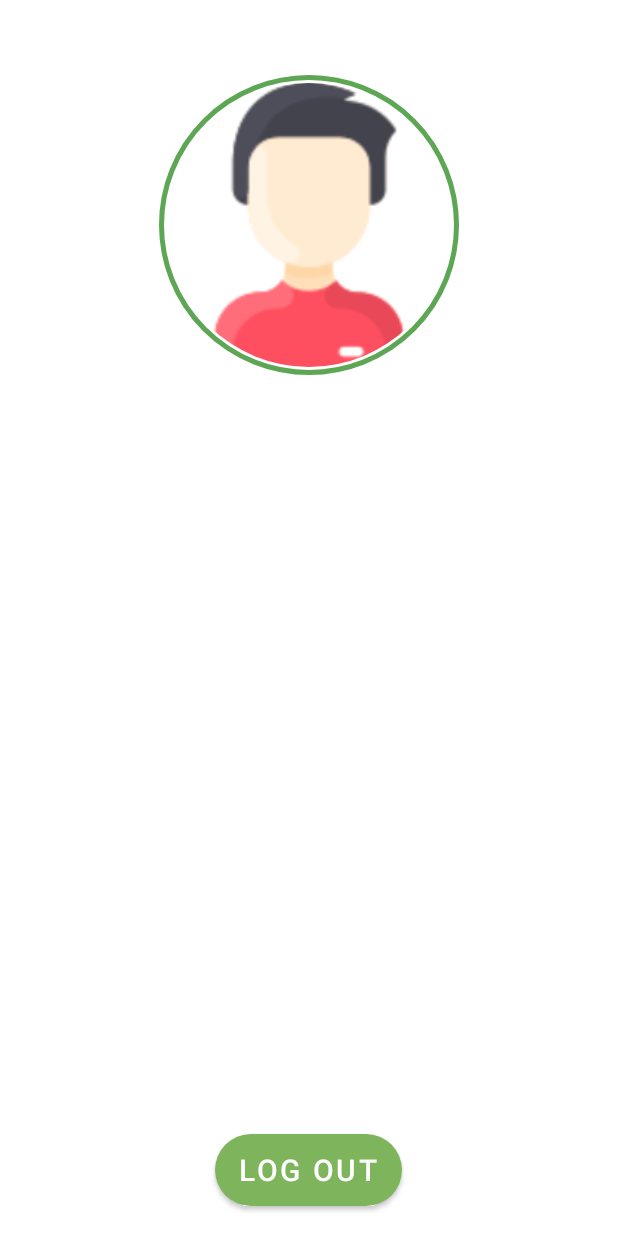
After one commit to Jarvis-byte/Salvador, an Android app: the Profile screen opened directly, with no data from a screen before it, on a phone screen of 412 x 824 dp. The commit adds this screen. Run offline under Robolectric (Android 15) with nearby library versions, the phone set to English and light mode, and no system bars; our stand-ins replace CircleImageView, Firebase (no records; nobody signed in at launch, a user with empty details on screens opened directly); libraries missing offline, so code that uses them is left out: com.facebook, com.facebook.login.

Commit message:
15-03-21(12:58)

```diff
--- a/app/src/main/AndroidManifest.xml
+++ b/app/src/main/AndroidManifest.xml
@@ -10,17 +10,17 @@
         android:supportsRtl="true"
         android:theme="@style/Theme.FlowerHunt"
         android:usesCleartextTraffic="true">
+        <activity android:name=".Profile"></activity>
         <activity android:name=".SplashScreen">
             <intent-filter>
                 <action android:name="android.intent.action.MAIN" />
+
                 <category android:name="android.intent.category.LAUNCHER" />
             </intent-filter>
         </activity>
         <activity android:name=".HomeDashboard" />
         <activity android:name=".RegisterActivity" />
-        <activity android:name=".LoginScreen">
-
-        </activity>
+        <activity android:name=".LoginScreen"></activity>
 
         <meta-data
             android:name="com.facebook.sdk.ApplicationId"
--- /dev/null
+++ b/app/src/main/java/com/flowerhunt/Profile.java
@@ -0,0 +1,138 @@
+package com.flowerhunt;
+
+import android.content.Intent;
+import android.content.SharedPreferences;
+import android.os.Bundle;
+import android.transition.Fade;
+import android.util.Log;
+import android.view.View;
+import android.widget.Button;
+import android.widget.ImageView;
+import android.widget.LinearLayout;
+import android.widget.TextView;
+
+import androidx.appcompat.app.AppCompatActivity;
+
+import com.bumptech.glide.Glide;
+import com.facebook.login.LoginManager;
+import com.google.android.material.bottomsheet.BottomSheetDialog;
+import com.google.firebase.auth.FirebaseAuth;
+
+import static com.flowerhunt.HomeDashboard.MY_PREFS_NAME;
+
+public class Profile extends AppCompatActivity {
+    ImageView profile_pic;
+    Button log_out;
+    FirebaseAuth auth;
+    LinearLayout avt_1, avt_2, avt_3;
+    int avt_number=0;
+    SharedPreferences prefs;
+    SharedPreferences.Editor editor;
+    TextView name;
+    @Override
+    protected void onCreate(Bundle savedInstanceState) {
+        super.onCreate(savedInstanceState);
+        setContentView(R.layout.activity_profile);
+        Fade fade = new Fade();
+        View decor = getWindow().getDecorView();
+        fade.excludeTarget(decor.findViewById(R.id.action_bar_container), true);
+        fade.excludeTarget(android.R.id.statusBarBackground, true);
+        fade.excludeTarget(android.R.id.navigationBarBackground, true);
+        getWindow().setEnterTransition(fade);
+        getWindow().setExitTransition(fade);
+
+        prefs = getSharedPreferences(MY_PREFS_NAME, MODE_PRIVATE);
+        editor = prefs.edit();
+        name = findViewById(R.id.name);
+        name.setText(prefs.getString("Name", ""));
+        auth = FirebaseAuth.getInstance();
+        profile_pic = findViewById(R.id.profile_pic);
+        log_out = findViewById(R.id.log_out);
+        log_out.setOnClickListener(new View.OnClickListener() {
+            @Override
+            public void onClick(View v) {
+                auth.signOut();
+                LoginManager.getInstance().logOut();
+                startActivity(new Intent(Profile.this, LoginScreen.class));
+                finish();
+                editor.clear();
+                editor.apply();
+
+            }
+        });
+
+        avt_number=prefs.getInt("avt_number", 0);
+        if (avt_number==0)
+        {
+            String ProfilePic = prefs.getString("ProfilePic", "");
+            Log.i("ProfilePicACT2", ProfilePic);
+            Glide.with(Profile.this)
+                    .load(ProfilePic)
+                    .fitCenter()
+                    .placeholder(R.drawable.avater)
+                    .into(profile_pic);
+        }
+        else if (avt_number==1)
+        {
+            profile_pic.setImageResource(R.drawable.bussiness_man);
+
+        }
+        else if (avt_number==2)
+        {
+            profile_pic.setImageResource(R.drawable.nun);
+        }
+        else if (avt_number==3)
+        {
+            profile_pic.setImageResource(R.drawable.woman);
+        }
+
+
+
+
+
+
+        profile_pic.setOnClickListener(new View.OnClickListener() {
+            @Override
+            public void onClick(View v) {
+                showDialougeForAvatar();
+            }
+        });
+    }
+
+    private void showDialougeForAvatar() {
+        BottomSheetDialog dialog = new BottomSheetDialog(Profile.this);
+        dialog.setContentView(R.layout.gal_cam_bottom_sheet);
+        avt_1 = dialog.findViewById(R.id.avt_1);
+        avt_2 = dialog.findViewById(R.id.avt_2);
+        avt_3 = dialog.findViewById(R.id.avt_3);
+        SharedPreferences.Editor editor = getSharedPreferences(MY_PREFS_NAME, MODE_PRIVATE).edit();
+        avt_1.setOnClickListener(new View.OnClickListener() {
+            @Override
+            public void onClick(View v) {
+                editor.putInt("avt_number", 1);
+                editor.apply();
+                profile_pic.setImageResource(R.drawable.bussiness_man);
+                dialog.dismiss();
+            }
+        });
+        avt_2.setOnClickListener(new View.OnClickListener() {
+            @Override
+            public void onClick(View v) {
+                editor.putInt("avt_number", 2);
+                editor.apply();
+                profile_pic.setImageResource(R.drawable.nun);
+                dialog.dismiss();
+            }
+        });
+        avt_3.setOnClickListener(new View.OnClickListener() {
+            @Override
+            public void onClick(View v) {
+                editor.putInt("avt_number", 3);
+                editor.apply();
+                profile_pic.setImageResource(R.drawable.woman);
+                dialog.dismiss();
+            }
+        });
+        dialog.show();
+    }
+}
--- /dev/null
+++ b/app/src/main/res/layout/activity_profile.xml
@@ -0,0 +1,49 @@
+<?xml version="1.0" encoding="utf-8"?>
+<RelativeLayout xmlns:android="http://schemas.android.com/apk/res/android"
+    xmlns:app="http://schemas.android.com/apk/res-auto"
+    xmlns:tools="http://schemas.android.com/tools"
+    android:layout_width="match_parent"
+    android:layout_height="match_parent"
+    tools:context=".Profile">
+
+    <ImageView
+        android:id="@+id/back_btn"
+        android:layout_width="wrap_content"
+        android:layout_height="wrap_content" />
+
+    <de.hdodenhof.circleimageview.CircleImageView
+        android:id="@+id/profile_pic"
+        android:layout_width="200dp"
+        android:layout_height="200dp"
+        android:layout_centerHorizontal="true"
+        android:layout_marginStart="15dp"
+        android:layout_marginTop="50dp"
+        android:background="@drawable/rounded_profile_textview"
+        android:padding="5dp"
+        android:src="@drawable/avater"
+        android:transitionName="example_transition" />
+
+    <TextView
+        android:id="@+id/name"
+        android:layout_width="wrap_content"
+        android:layout_height="wrap_content"
+        android:layout_below="@+id/profile_pic"
+        android:layout_centerHorizontal="true"
+        android:layout_marginTop="20dp"
+        android:text="--"
+        android:textSize="20dp" />
+
+    <Button
+        android:id="@+id/log_out"
+        android:layout_width="wrap_content"
+        android:layout_height="wrap_content"
+        android:layout_alignParentBottom="true"
+        android:layout_centerInParent="true"
+        android:layout_marginBottom="20dp"
+        android:background="@drawable/buttom_camera_back"
+        android:drawablePadding="10dp"
+        android:text="Log Out"
+        android:textColor="#fff"
+        android:textSize="20dp"
+        app:backgroundTint="#7EB45C" />
+</RelativeLayout>
--- a/app/src/main/res/layout/activity_register.xml
+++ b/app/src/main/res/layout/activity_register.xml
@@ -38,7 +38,7 @@
                     <ImageView
                         android:layout_width="wrap_content"
                         android:layout_height="wrap_content"
-                        android:background="@drawable/man"
+                        android:background="@drawable/avater"
                         android:padding="30dp" />
                 </androidx.cardview.widget.CardView>
 
--- a/app/src/main/res/values-night/themes.xml
+++ b/app/src/main/res/values-night/themes.xml
@@ -11,6 +11,7 @@
         <item name="colorOnSecondary">@color/black</item>
         <!-- Status bar color. -->
         <item name="colorPrimaryDark">#7EB45C</item>
+        <item name="android:windowContentTransitions">true</item>
         <!-- Customize your theme here. -->
     </style>
 </resources>
--- a/app/src/main/res/values/themes.xml
+++ b/app/src/main/res/values/themes.xml
@@ -12,6 +12,7 @@
         <!-- Status bar color. -->
         <item name="colorPrimaryDark">#7EB45C</item>
         <!-- Customize your theme here. -->
+        <item name="android:windowContentTransitions">true</item>
     </style>
     <style name="viewParent">
         <item name="android:layout_width">wrap_content</item>
```
Also changed, not shown: app/src/main/java/com/flowerhunt/HomeDashboard.java (+109 -26 lines), app/src/main/java/com/flowerhunt/LoginScreen.java (+8 -0 lines), app/src/main/res/anim/slide_up.xml (added, +7 -0 lines), app/src/main/res/layout/activity_home_dash_board.xml (+4 -5 lines), app/src/main/res/layout/gal_cam_bottom_sheet.xml (added, +73 -0 lines), app/src/main/res/drawable-v24/avater.png (renamed from app/src/main/res/drawable-v24/man.png), app/src/main/res/drawable/avater.png (added), app/src/main/res/drawable/bussiness_man.png (added), app/src/main/res/drawable/nun.png (added), app/src/main/res/drawable/woman.png (added).
